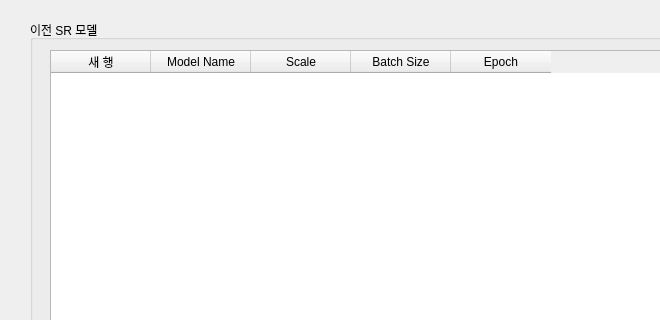
The window that develop/pixby/ui/choiceSR.ui (Lee-JiHyeon/PIXBY) describes before a commit, drawn with Qt 5; both pictures show x 0 to 660 and y 0 to 320 of the 800 by 600 pixel window.
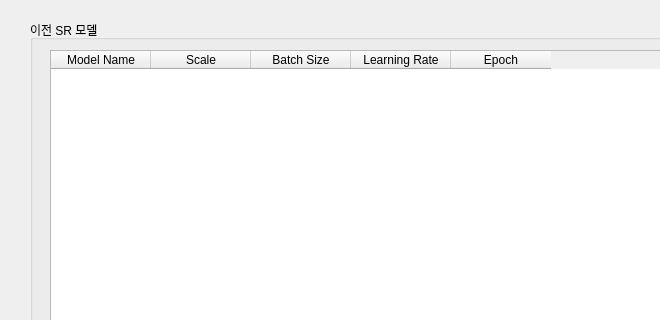
The same window after the commit.

The edit to the form file:
```diff
--- a/develop/pixby/ui/choiceSR.ui
+++ b/develop/pixby/ui/choiceSR.ui
@@ -23,11 +23,9 @@
       <height>351</height>
      </rect>
     </property>
-    <column>
-     <property name="text">
-      <string>새 행</string>
-     </property>
-    </column>
+    <property name="dragEnabled">
+     <bool>true</bool>
+    </property>
     <column>
      <property name="text">
       <string>Model Name</string>
@@ -43,6 +41,11 @@
       <string>Batch Size</string>
      </property>
     </column>
+    <column>
+     <property name="text">
+      <string>Learning Rate</string>
+     </property>
+    </column>
     <column>
      <property name="text">
       <string>Epoch</string>
```
Left out of the diff: 4 changed lines with no effect on the pictures.
